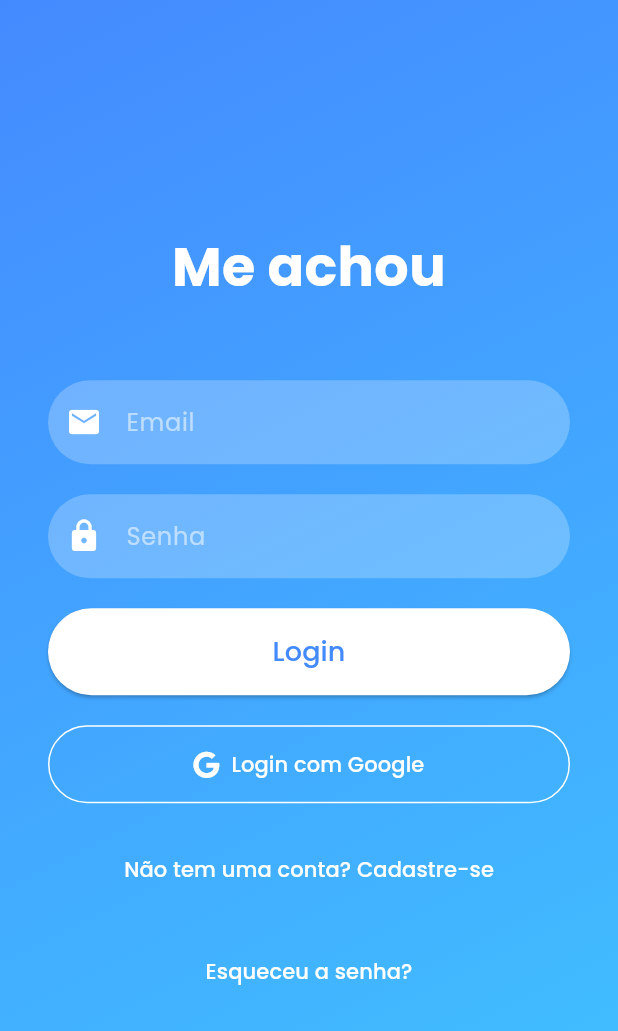
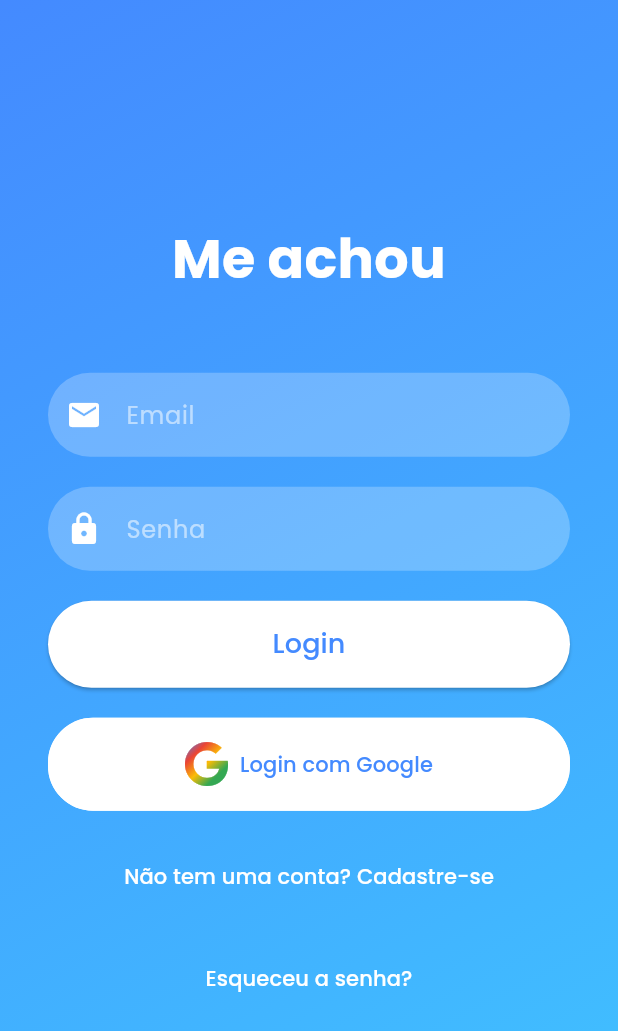
Before and after one commit to rafaelccorrea/me-achou-mobile, a Flutter app: the screen it shows after launch, on a phone screen of 412 x 824 dp. Shown: the top 1031 px of the screen. Run offline on Flutter 3.47's test engine with Material 3 defaults, Android fonts, the phone set to English and light mode, and no system bars; our stand-ins replace font_awesome_flutter, google_fonts.

Commit message:
implement design buttom/Google

```diff
--- a/lib/login_screen.dart
+++ b/lib/login_screen.dart
@@ -116,15 +116,37 @@ class _LoginScreenState extends State<LoginScreen> {
               const SizedBox(height: 20),
               TextButton.icon(
                 onPressed: () {},
-                icon:
-                    const FaIcon(FontAwesomeIcons.google, color: Colors.white),
+                icon: ShaderMask(
+                  shaderCallback: (Rect bounds) {
+                    return const LinearGradient(
+                      colors: [
+                        Color.fromRGBO(
+                            66, 133, 244, 1), // Azul - RGB(66, 133, 244)
+                        Color.fromRGBO(
+                            234, 67, 53, 1), // Vermelho - RGB(234, 67, 53)
+                        Color.fromRGBO(
+                            251, 188, 5, 1), // Amarelo - RGB(251, 188, 5)
+                        Color.fromRGBO(
+                            52, 168, 83, 1), // Verde - RGB(52, 168, 83)
+                      ],
+                      stops: [0.0, 0.25, 0.5, 0.75],
+                      begin: Alignment.topLeft,
+                      end: Alignment.bottomRight,
+                      tileMode: TileMode.clamp,
+                    ).createShader(bounds);
+                  },
+                  child: const FaIcon(
+                    FontAwesomeIcons.google,
+                    size: 30,
+                    color: Colors.white,
+                  ),
+                ),
                 label: const Text(
                   'Login com Google',
-                  style: TextStyle(color: Colors.white),
+                  style: TextStyle(color: Colors.blueAccent),
                 ),
                 style: TextButton.styleFrom(
-                  foregroundColor: Colors.white,
-                  backgroundColor: Colors.transparent,
+                  backgroundColor: Colors.white,
                   padding: const EdgeInsets.symmetric(vertical: 16),
                   shape: RoundedRectangleBorder(
                     borderRadius: BorderRadius.circular(30),
```
